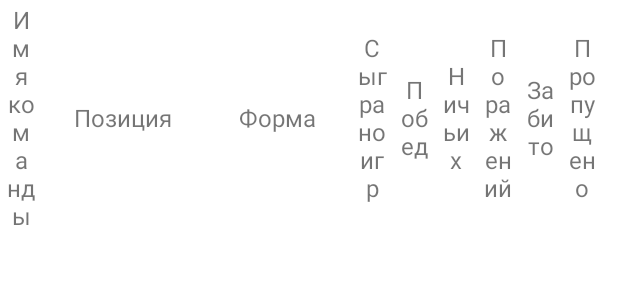
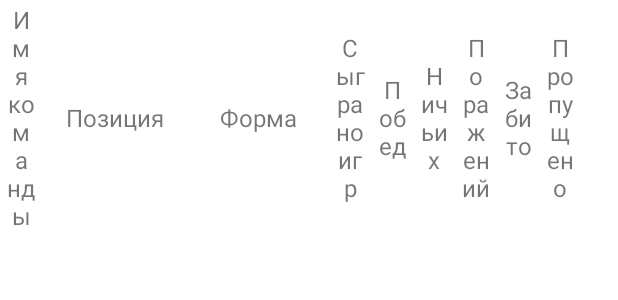
Before and after one commit to AlexanderZenkin/TeamsStats, an Android app: the layout tournament_table_test.xml on its own in the app's theme, with its tools: preview values and no code run, on a phone screen of 412 x 824 dp. Shown: the top 300 px of the screen. Run offline under Robolectric (Android 15) with nearby library versions, the phone set to English and light mode, and no system bars.

Commit message:
add tournament table

```diff
--- a/app/src/main/res/layout/activity_tournament_table.xml
+++ b/app/src/main/res/layout/activity_tournament_table.xml
@@ -53,7 +53,7 @@
             />
 
         <TextView
-            android:layout_width="100dp"
+            android:layout_width="90dp"
             android:layout_height="wrap_content"
             android:textSize="16sp"
             android:layout_margin="2dp"
@@ -63,7 +63,7 @@
             />
 
         <TextView
-            android:layout_width="90dp"
+            android:layout_width="85dp"
             android:layout_height="wrap_content"
             android:textSize="16sp"
             android:layout_margin="2dp"
--- a/app/src/main/res/layout/tournament_table_test.xml
+++ b/app/src/main/res/layout/tournament_table_test.xml
@@ -19,7 +19,7 @@
 
         <TextView
             android:id="@+id/team_position"
-            android:layout_width="100dp"
+            android:layout_width="90dp"
             android:layout_height="wrap_content"
             android:textSize="16sp"
             android:layout_margin="2dp"
@@ -30,7 +30,7 @@
 
         <TextView
             android:id="@+id/form_team"
-            android:layout_width="90dp"
+            android:layout_width="85dp"
             android:layout_height="wrap_content"
             android:textSize="16sp"
             android:layout_margin="2dp"
```
